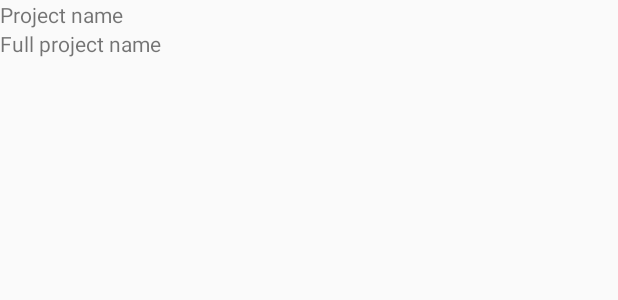
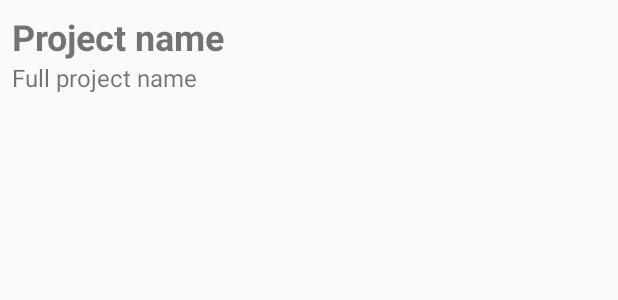
Before and after one commit to dexpota/gitfav, an Android app: the layout item_github_repository.xml on its own in the app's theme, with its tools: preview values and no code run, on a phone screen of 412 x 824 dp. Shown: the top 300 px of the screen. Run offline under Robolectric (Android 15) with nearby library versions, the phone set to English and light mode, and no system bars.

Commit message:
Changed item's layout.

```diff
--- a/app/src/main/res/layout/item_github_repository.xml
+++ b/app/src/main/res/layout/item_github_repository.xml
@@ -1,12 +1,16 @@
 <?xml version="1.0" encoding="utf-8"?>
-<android.support.constraint.ConstraintLayout xmlns:android="http://schemas.android.com/apk/res/android"
+<android.support.constraint.ConstraintLayout
+    xmlns:android="http://schemas.android.com/apk/res/android"
     android:layout_width="match_parent"
     android:layout_height="wrap_content"
+    android:padding="@dimen/item_github_padding"
     xmlns:tools="http://schemas.android.com/tools"
     xmlns:app="http://schemas.android.com/apk/res-auto">
 
     <TextView
         android:id="@+id/project_name"
+        android:textStyle="bold"
+        android:textSize="@dimen/item_github_primary_size"
         android:layout_width="0dp"
         android:layout_height="wrap_content"
         app:layout_constraintLeft_toLeftOf="parent"
@@ -17,6 +21,7 @@
 
     <TextView
         android:id="@+id/full_project_name"
+        android:textSize="@dimen/item_github_secondary_size"
         android:layout_width="0dp"
         android:layout_height="wrap_content"
         app:layout_constraintTop_toBottomOf="@id/project_name"
--- /dev/null
+++ b/app/src/main/res/values/dimensions.xml
@@ -0,0 +1,6 @@
+<?xml version="1.0" encoding="utf-8"?>
+<resources>
+    <dimen name="item_github_padding">8dp</dimen>
+    <dimen name="item_github_primary_size">24sp</dimen>
+    <dimen name="item_github_secondary_size">16sp</dimen>
+</resources>
```
